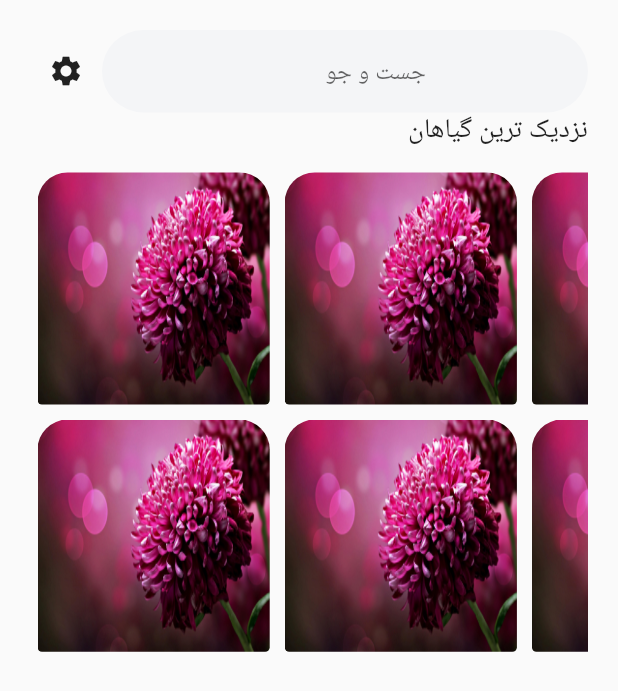
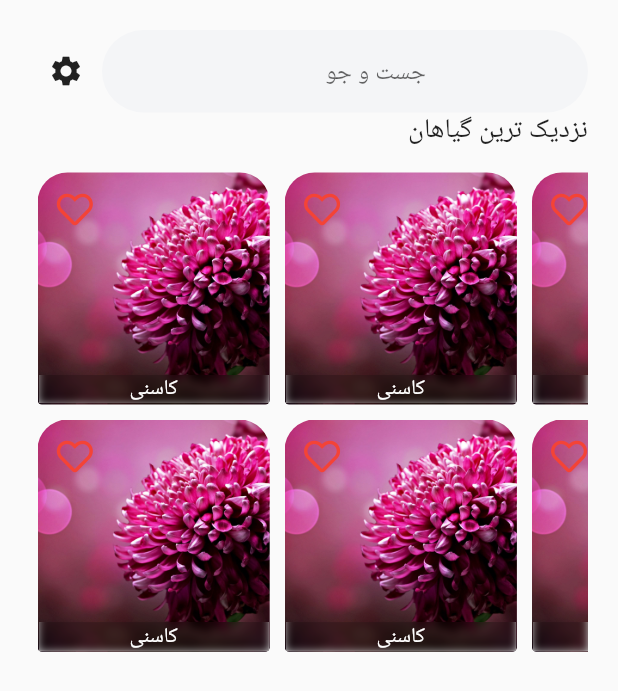
Before and after one commit to iBehnia/Medicinal_Plants_Flutter_App, a Flutter app: the screen it shows after launch, on a phone screen of 412 x 824 dp. Shown: the top 691 px of the screen. Run offline on Flutter 3.47's test engine with Material 2 defaults, Android fonts, the phone set to English and light mode, and no system bars; our stand-ins replace font_awesome_flutter, get; missing offline and left inert: pedantic.

Commit message:
initials Commits

```diff
--- a/lib/Screens/HomePage/HomePage.dart
+++ b/lib/Screens/HomePage/HomePage.dart
@@ -35,7 +35,10 @@ class _HomePageState extends State<HomePage> {
             ),
             Text(
               'نزدیک ترین گیاهان',
-              style: TextStyle(fontSize: 18, fontWeight: FontWeight.w400),
+              style: TextStyle(
+                fontSize: 18,
+                fontWeight: FontWeight.w400,
+              ),
               textAlign: TextAlign.start,
             ),
             NearestPlantsGridView(),
--- a/lib/Screens/HomePage/Widgets/NearestPlantsGridView.dart
+++ b/lib/Screens/HomePage/Widgets/NearestPlantsGridView.dart
@@ -1,6 +1,10 @@
+import 'dart:ui';
+
 import 'package:flutter/material.dart';
 import 'package:flutter/rendering.dart';
+import 'package:font_awesome_flutter/font_awesome_flutter.dart';
 import 'package:get/get.dart';
+import 'package:medical_plants/Themes/MyColors.dart';
 
 class NearestPlantsGridView extends StatelessWidget {
   @override
@@ -11,9 +15,7 @@ class NearestPlantsGridView extends StatelessWidget {
       child: GridView.count(
         scrollDirection: Axis.horizontal,
         crossAxisCount: 2,
-        children: List.generate(50, (index) {
-          return gridCard();
-        }),
+        children: List.generate(50, (index) => gridCard()),
       ),
     );
   }
@@ -32,7 +34,41 @@ Widget gridCard() {
             image: AssetImage(
               'Assets/Images/img1.jpg',
             ),
-            fit: BoxFit.fill),
+            fit: BoxFit.cover),
+      ),
+    ),
+    Padding(
+      padding: const EdgeInsets.all(5.8),
+      child: Column(
+        children: [
+          Row(
+            children: [
+              IconButton(
+                  icon: Icon(
+                    FontAwesomeIcons.heart,
+                    color: Colors.red,
+                  ),
+                  onPressed: () {})
+            ],
+          ),
+          Expanded(child: SizedBox()),
+          ClipRect(
+            child: BackdropFilter(
+              filter: ImageFilter.blur(sigmaX: 3.0, sigmaY: 3.0),
+              child: Container(
+                width: double.infinity,
+                color: Colors.black.withOpacity(0.2),
+                child: Text(
+                  'کاسنی',
+                  style: TextStyle(
+                    color: kBackGroundColor,
+                  ),
+                  textAlign: TextAlign.center,
+                ),
+              ),
+            ),
+          ),
+        ],
       ),
     ),
   ]);
```
